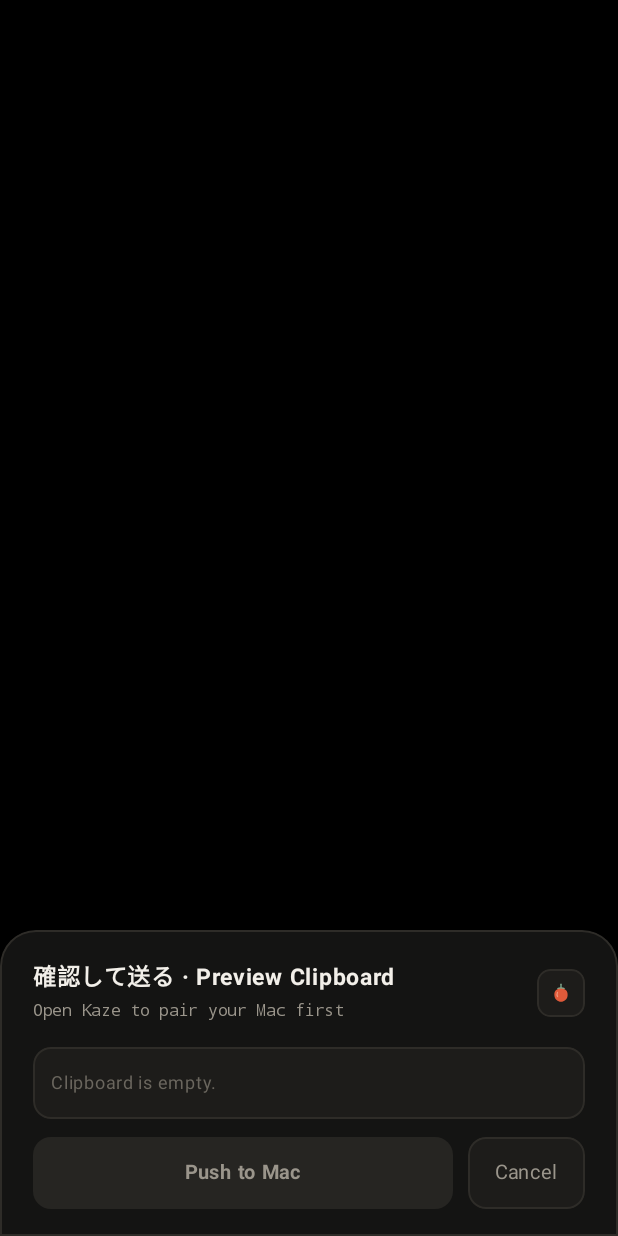
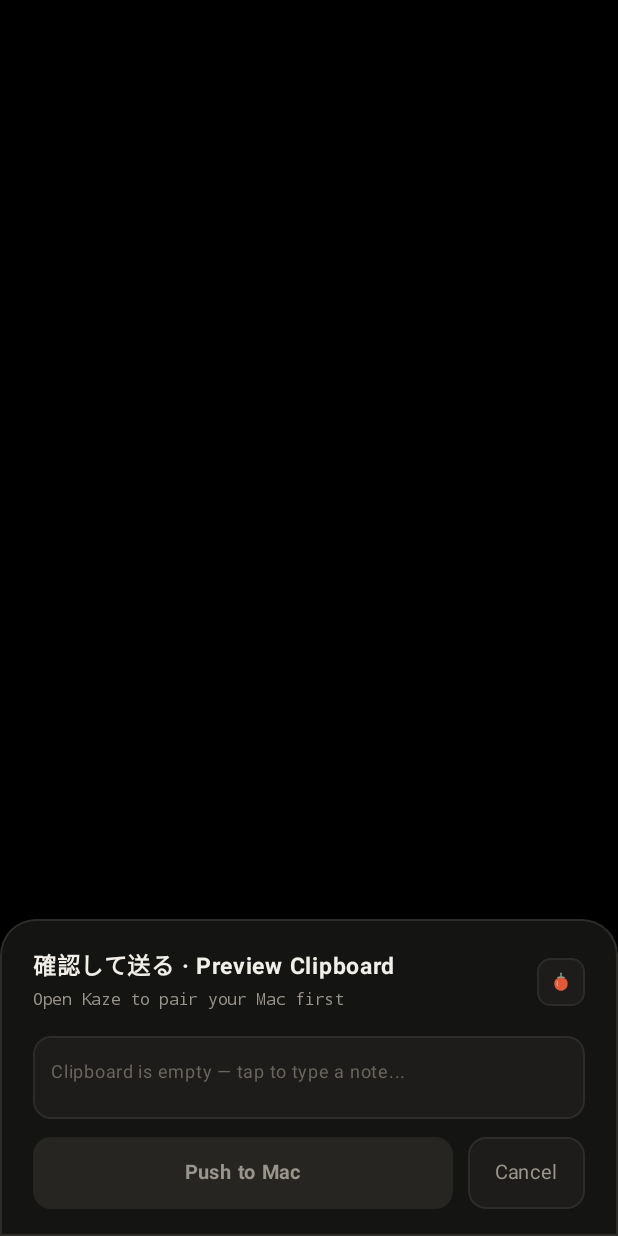
Before and after one commit to rainyramen7/Kaze, an Android app built with Jetpack Compose: the QuickPushActivity screen opened directly, with no data from a screen before it, on a phone screen of 412 x 824 dp. Run offline under Robolectric (Android 15) with nearby library versions, the phone set to English and light mode, and no system bars.

Commit message:
Allow editing clipboard content before pushing in MainScreen and QuickPushActivity

```diff
--- a/app/src/main/java/com/kaze/app/tile/QuickPushActivity.kt
+++ b/app/src/main/java/com/kaze/app/tile/QuickPushActivity.kt
@@ -20,6 +20,7 @@ import androidx.compose.foundation.layout.navigationBarsPadding
 import androidx.compose.foundation.layout.padding
 import androidx.compose.foundation.layout.size
 import androidx.compose.foundation.shape.RoundedCornerShape
+import androidx.compose.foundation.text.BasicTextField
 import androidx.compose.material3.Text
 import androidx.compose.runtime.LaunchedEffect
 import androidx.compose.runtime.collectAsState
@@ -31,9 +32,10 @@ import androidx.compose.ui.Alignment
 import androidx.compose.ui.Modifier
 import androidx.compose.ui.draw.clip
 import androidx.compose.ui.graphics.Color
+import androidx.compose.ui.graphics.SolidColor
+import androidx.compose.ui.text.TextStyle
 import androidx.compose.ui.text.font.FontFamily
 import androidx.compose.ui.text.font.FontWeight
-import androidx.compose.ui.text.style.TextOverflow
 import androidx.compose.ui.unit.dp
 import androidx.compose.ui.unit.sp
 import com.kaze.app.KazeApplication
@@ -51,6 +53,7 @@ import kotlinx.coroutines.flow.MutableStateFlow
  */
 class QuickPushActivity : ComponentActivity() {
     private val previewFlow = MutableStateFlow<ClipboardPreviewState>(ClipboardPreviewState.Empty)
+    private var loadedInitialClip = false
 
     override fun onCreate(savedInstanceState: Bundle?) {
         super.onCreate(savedInstanceState)
@@ -126,7 +129,7 @@ class QuickPushActivity : ComponentActivity() {
                             }
                         }
 
-                        // Clipboard preview box
+                        // Editable clipboard preview box
                         Box(
                             modifier = Modifier
                                 .fillMaxWidth()
@@ -136,25 +139,48 @@ class QuickPushActivity : ComponentActivity() {
                                 .padding(12.dp)
                         ) {
                             when (val p = preview) {
-                                ClipboardPreviewState.Empty -> Text(
-                                    text = "Clipboard is empty.",
-                                    fontSize = 12.sp,
-                                    color = SuzuriColors.Faint
-                                )
                                 ClipboardPreviewState.SensitiveBlocked -> Text(
                                     text = "Sensitive / password-manager clip — blocked from push.",
                                     fontSize = 12.sp,
                                     color = SuzuriColors.Persimmon
                                 )
-                                is ClipboardPreviewState.Text -> Text(
-                                    text = p.content,
-                                    fontFamily = FontFamily.Monospace,
-                                    fontSize = 12.sp,
-                                    lineHeight = 17.sp,
-                                    color = SuzuriColors.Ivory,
-                                    maxLines = 5,
-                                    overflow = TextOverflow.Ellipsis
-                                )
+                                else -> {
+                                    val value = (p as? ClipboardPreviewState.Text)?.content.orEmpty()
+                                    BasicTextField(
+                                        value = value,
+                                        onValueChange = { edited ->
+                                            previewFlow.value = if (edited.isEmpty()) {
+                                                ClipboardPreviewState.Empty
+                                            } else {
+                                                val t = edited.trim()
+                                                ClipboardPreviewState.Text(
+                                                    content = edited,
+                                                    isUrl = t.startsWith("http://") || t.startsWith("https://")
+                                                )
+                                            }
+                                        },
+                                        textStyle = TextStyle(
+                                            fontFamily = FontFamily.Monospace,
+                                            fontSize = 12.sp,
+                                            lineHeight = 17.sp,
+                                            color = SuzuriColors.Ivory
+                                        ),
+                                        cursorBrush = SolidColor(SuzuriColors.Persimmon),
+                                        minLines = 2,
+                                        maxLines = 6,
+                                        modifier = Modifier.fillMaxWidth(),
+                                        decorationBox = { inner ->
+                                            if (value.isEmpty()) {
+                                                Text(
+                                                    text = "Clipboard is empty — tap to type a note...",
+                                                    fontSize = 12.sp,
+                                                    color = SuzuriColors.Faint
+                                                )
+                                            }
+                                            inner()
+                                        }
+                                    )
+                                }
                             }
                         }
 
@@ -162,7 +188,7 @@ class QuickPushActivity : ComponentActivity() {
                             modifier = Modifier.fillMaxWidth(),
                             horizontalArrangement = Arrangement.spacedBy(10.dp)
                         ) {
-                            val textToSend = (preview as? ClipboardPreviewState.Text)?.content
+                            val textToSend = (preview as? ClipboardPreviewState.Text)?.content?.trim()?.takeIf { it.isNotEmpty() }
                             val canPush = isConnected && textToSend != null && !pushed
                             Box(
                                 modifier = Modifier
@@ -203,7 +229,8 @@ class QuickPushActivity : ComponentActivity() {
 
     override fun onWindowFocusChanged(hasFocus: Boolean) {
         super.onWindowFocusChanged(hasFocus)
-        if (!hasFocus) return
+        if (!hasFocus || loadedInitialClip) return
+        loadedInitialClip = true
         val cm = getSystemService(Context.CLIPBOARD_SERVICE) as ClipboardManager
         val clip = cm.primaryClip
         if (clip == null || clip.itemCount == 0) {
```
Also changed, not shown: app/src/main/java/com/kaze/app/MainActivity.kt (+26 -7 lines), app/src/main/java/com/kaze/app/ui/screens/MainScreen.kt (+58 -32 lines).
